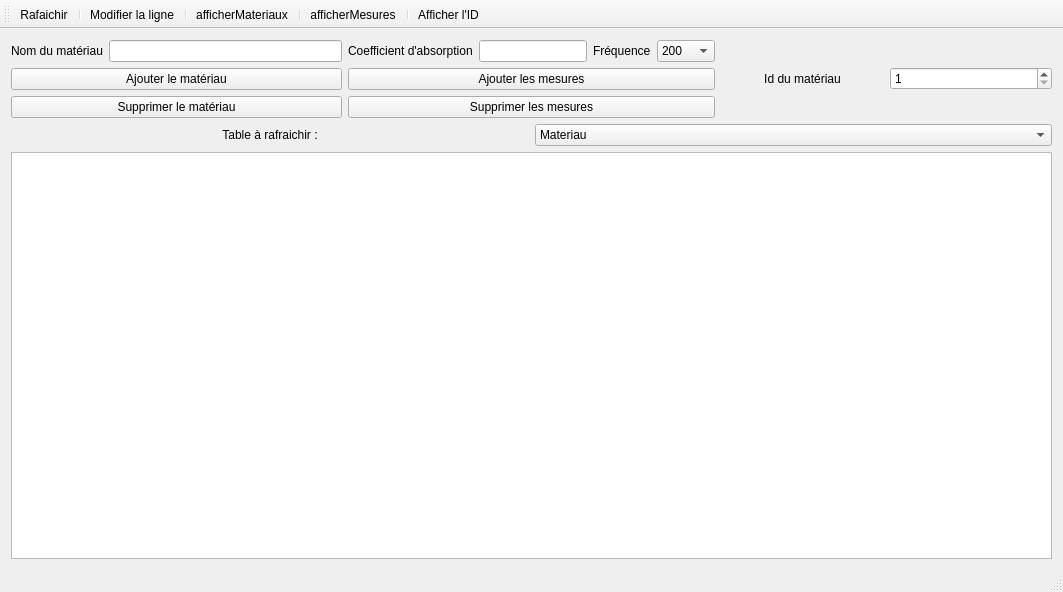
The window that database/databaseQt/mainwindow.ui (b3rnvrd/Kundt-s-tube-automation) describes before a commit, drawn with Qt 5.
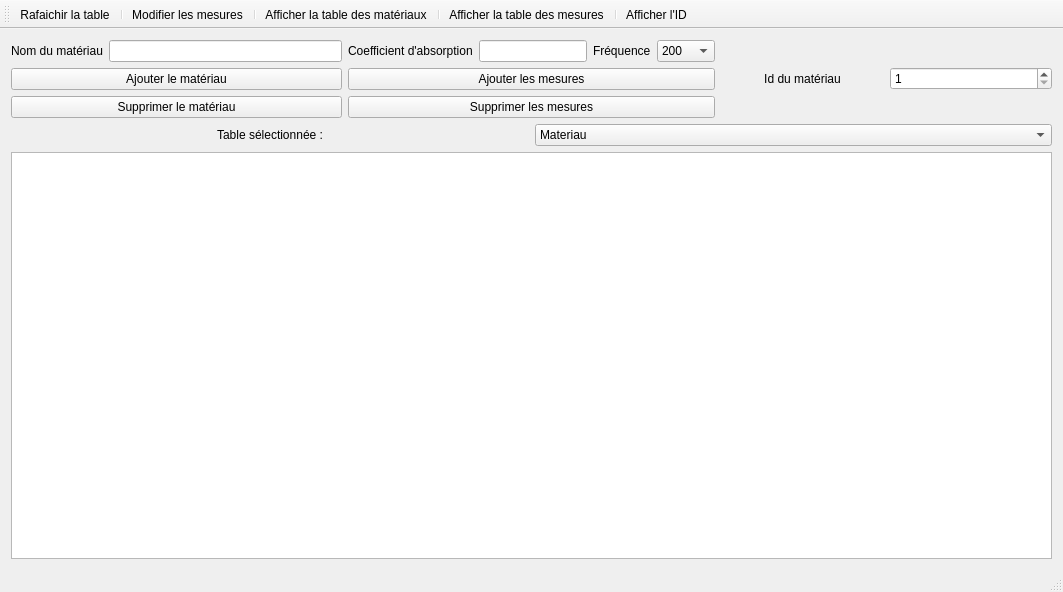
The same window after the commit. Icons and pictures are not drawn.

What changed in the file:
```diff
--- a/database/databaseQt/mainwindow.ui
+++ b/database/databaseQt/mainwindow.ui
@@ -229,7 +229,7 @@
           <item>
            <widget class="QLabel" name="labelTableARafraichir">
             <property name="text">
-             <string>Table à rafraichir :</string>
+             <string>Table sélectionnée :</string>
             </property>
             <property name="alignment">
              <set>Qt::AlignCenter</set>
@@ -289,7 +289,7 @@
      <normaloff>:/images/rafraichir.png</normaloff>:/images/rafraichir.png</iconset>
    </property>
    <property name="text">
-    <string>Rafaichir</string>
+    <string>Rafaichir la table</string>
    </property>
   </action>
   <action name="actionModifier">
@@ -298,7 +298,7 @@
      <normaloff>:/images/modifier.jpg</normaloff>:/images/modifier.jpg</iconset>
    </property>
    <property name="text">
-    <string>Modifier la ligne</string>
+    <string>Modifier les mesures</string>
    </property>
   </action>
   <action name="actionafficherMateriaux">
@@ -307,7 +307,7 @@
      <normaloff>:/images/bois.png</normaloff>:/images/bois.png</iconset>
    </property>
    <property name="text">
-    <string>afficherMateriaux</string>
+    <string>Afficher la table des matériaux</string>
    </property>
   </action>
   <action name="actionafficherMesures">
@@ -316,7 +316,7 @@
      <normaloff>:/images/mesures.png</normaloff>:/images/mesures.png</iconset>
    </property>
    <property name="text">
-    <string>afficherMesures</string>
+    <string>Afficher la table des mesures</string>
    </property>
   </action>
   <action name="actionafficher_l_ID">
```
